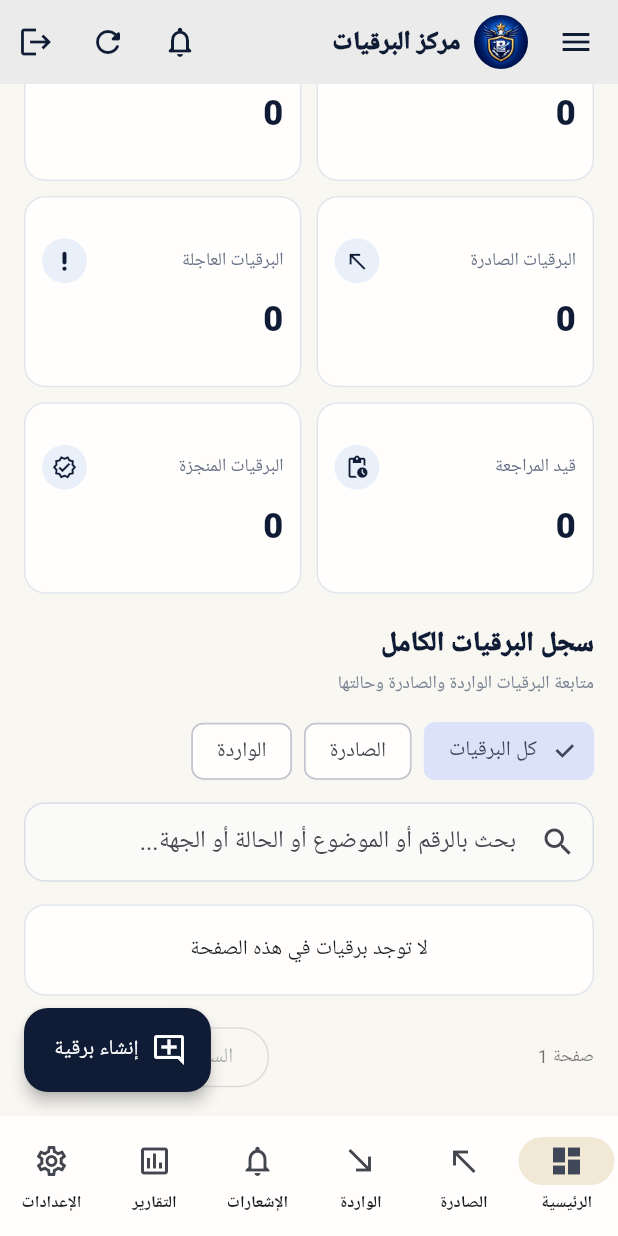
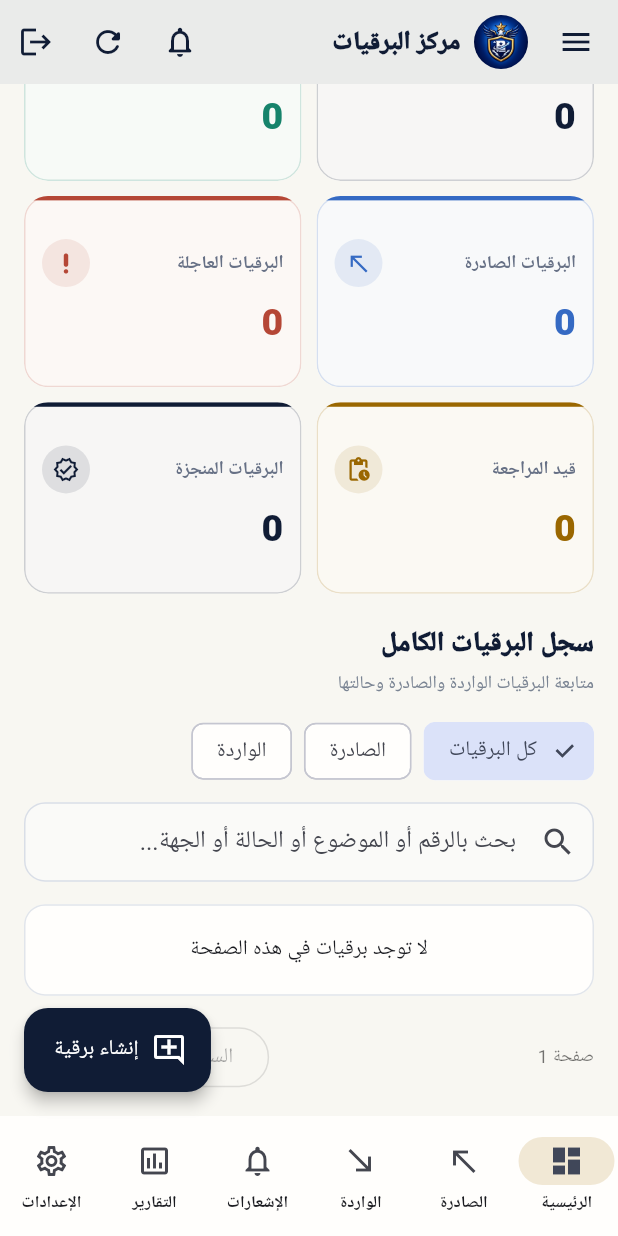
Before and after one commit to AbuNizar963/police-telegrams-platform, a Flutter app: the DashboardPage screen opened directly with empty values, scrolled down 220 dp, on a phone screen of 412 x 824 dp. Run offline on Flutter 3.47's test engine with Material 3 defaults, Android fonts, the phone set to English and light mode, and no system bars; our stand-ins replace file_picker, firebase_core, firebase_messaging, flutter_secure_storage, package_info_plus; accounts and stored records are empty; network calls fail.

Commit message:
ui(mobile): refine dashboard statistic cards

```diff
--- a/mobile/lib/main.dart
+++ b/mobile/lib/main.dart
@@ -1413,8 +1413,30 @@ class _DashboardPageState extends State<DashboardPage> {
     ],
   );
 
-  Widget _stat(String title, dynamic value, IconData icon) => Card(
+  Widget _stat(String title, dynamic value, IconData icon) {
+    final accent = switch (icon) {
+      Icons.call_received_outlined => const Color(0xFF16836B),
+      Icons.call_made_outlined => const Color(0xFF356AC3),
+      Icons.priority_high_rounded => const Color(0xFFB54736),
+      Icons.pending_actions_outlined => const Color(0xFF9A6700),
+      Icons.task_alt_outlined => const Color(0xFF6B56B3),
+      _ => navy,
+    };
+
+    return Card(
       margin: EdgeInsets.zero,
+      clipBehavior: Clip.antiAlias,
+      shape: RoundedRectangleBorder(
+        borderRadius: BorderRadius.circular(16),
+        side: BorderSide(color: accent.withValues(alpha: 0.18)),
+      ),
+      child: DecoratedBox(
+        decoration: BoxDecoration(
+          color: accent.withValues(alpha: 0.035),
+          border: Border(
+            top: BorderSide(color: accent, width: 3),
+          ),
+        ),
         child: Padding(
           padding: const EdgeInsets.all(12),
           child: Column(
@@ -1430,30 +1452,41 @@ class _DashboardPageState extends State<DashboardPage> {
                       overflow: TextOverflow.ellipsis,
                       style: const TextStyle(
                         fontSize: 12,
+                        height: 1.35,
                         color: Color(0xFF667085),
-                  ),
-                ),
-              ),
+                        fontWeight: FontWeight.w600,
+                      ),
+                    ),
+                  ),
+                  const SizedBox(width: 6),
                   CircleAvatar(
-                radius: 15,
-                backgroundColor: const Color(0xFFEAF0FA),
-                child: Icon(icon, color: navy, size: 17),
-              ),
-            ],
-          ),
-          const SizedBox(height: 8),
-          Text(
+                    radius: 16,
+                    backgroundColor: accent.withValues(alpha: 0.11),
+                    child: Icon(icon, color: accent, size: 18),
+                  ),
+                ],
+              ),
+              const SizedBox(height: 10),
+              FittedBox(
+                fit: BoxFit.scaleDown,
+                alignment: AlignmentDirectional.centerStart,
+                child: Text(
                   '$value',
-            style: const TextStyle(
-              color: navy,
-              fontSize: 23,
+                  maxLines: 1,
+                  style: TextStyle(
+                    color: accent,
+                    fontSize: 25,
                     fontWeight: FontWeight.w900,
-            ),
-          ),
-        ],
-      ),
-    ),
-  );
+                    height: 1.1,
+                  ),
+                ),
+              ),
+            ],
+          ),
+        ),
+      ),
+    );
+  }
 }
 
 class TelegramDetailsPage extends StatefulWidget {
```
Lines whose indentation alone changed are shown as unchanged.
